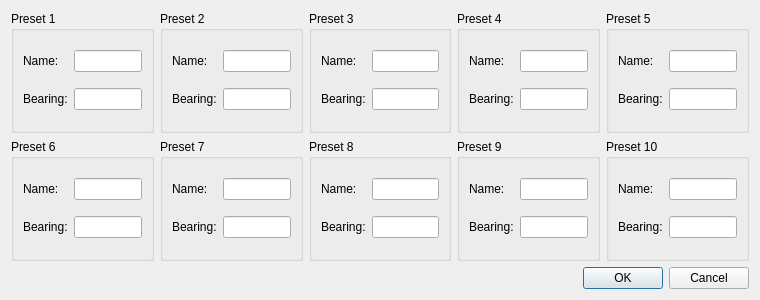
This is mqt/MqtRotator/editpresetsdialog.ui in zsteva/backup-minos2 as Qt 5 draws it before an edit. The edited form follows.
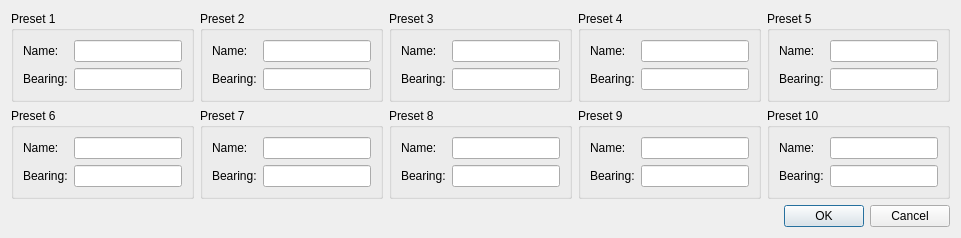
This is the edited form.

Commit message: Redo parts of forms to get the right minimum sizes

What changed in the file:
```diff
--- a/mqt/MqtRotator/editpresetsdialog.ui
+++ b/mqt/MqtRotator/editpresetsdialog.ui
@@ -2,20 +2,6 @@
 <ui version="4.0">
  <class>EditPresetsDialog</class>
  <widget class="QDialog" name="EditPresetsDialog">
-  <property name="geometry">
-   <rect>
-    <x>0</x>
-    <y>0</y>
-    <width>760</width>
-    <height>300</height>
-   </rect>
-  </property>
-  <property name="minimumSize">
-   <size>
-    <width>760</width>
-    <height>300</height>
-   </size>
-  </property>
   <property name="windowTitle">
    <string>Edit Bearing Presets</string>
   </property>
```
The commit also changes 8 other files.
